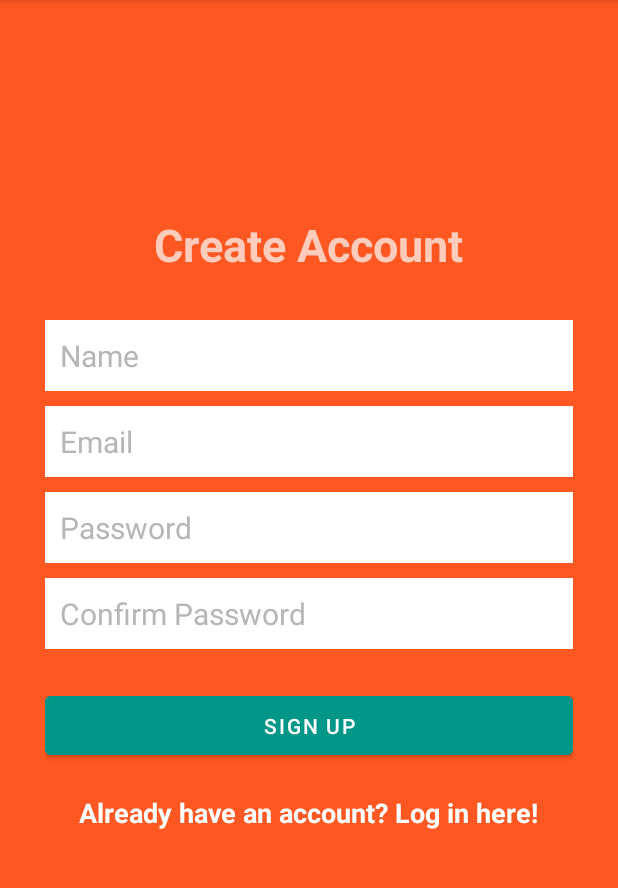
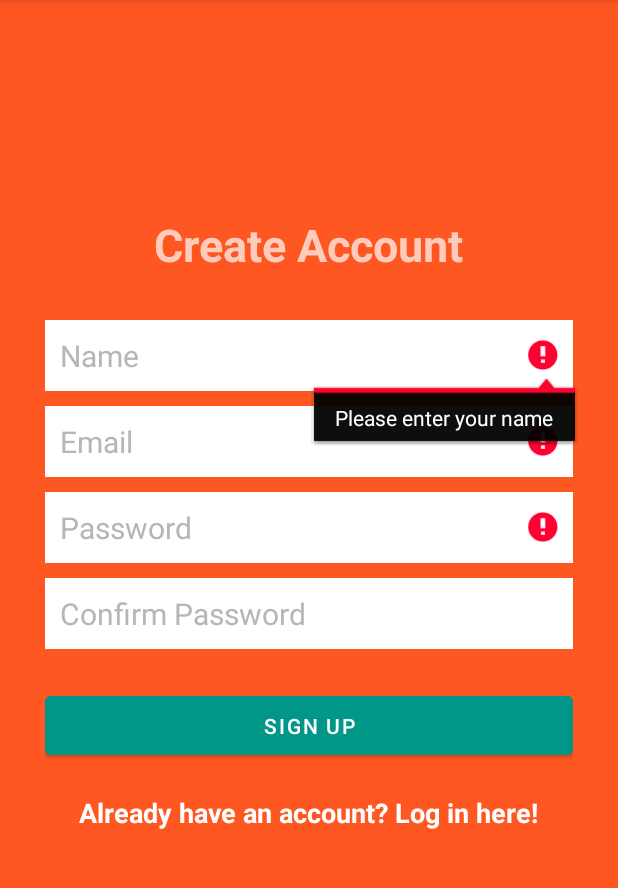
Before and after one commit to lokified/MyRestaurants-app, an Android app: the CreateAccountActivity screen opened directly, with no data from a screen before it, after a tap on "SIGN UP", on a phone screen of 412 x 824 dp, the part 84-972 px from its top. Run offline under Robolectric (Android 15) with nearby library versions, the phone set to English and light mode, and no system bars; our stand-ins replace ButterKnife, Firebase (no records; nobody signed in at launch, a user with empty details on screens opened directly); Roboto replaces fonts that are not available here; 1 statement that could not run was skipped.

Commit message:
add menus and validation to forms

```diff
--- a/app/src/main/AndroidManifest.xml
+++ b/app/src/main/AndroidManifest.xml
@@ -23,8 +23,7 @@
             android:exported="false" />
         <activity
             android:name=".ui.MainActivity"
-            android:exported="true"
-            android:theme="@style/NoActionBarTheme" />
+            android:exported="true"/>
         <activity android:name=".ui.RestaurantsListActivity">
             <meta-data
                 android:name="android.support.PARENT_ACTIVITY"
--- a/app/src/main/java/com/moringaschool/myrestaurants/ui/CreateAccountActivity.java
+++ b/app/src/main/java/com/moringaschool/myrestaurants/ui/CreateAccountActivity.java
@@ -6,12 +6,16 @@ import androidx.appcompat.app.AppCompatActivity;
 import android.content.Intent;
 import android.os.Bundle;
 import android.util.Log;
+import android.util.Patterns;
 import android.view.View;
 import android.widget.Button;
 import android.widget.EditText;
 import android.widget.TextView;
 import android.widget.Toast;
 
+import com.google.android.gms.tasks.OnCompleteListener;
+import com.google.android.gms.tasks.Task;
+import com.google.firebase.auth.AuthResult;
 import com.google.firebase.auth.FirebaseAuth;
 import com.google.firebase.auth.FirebaseUser;
 import com.moringaschool.myrestaurants.R;
@@ -66,15 +70,23 @@ public class CreateAccountActivity extends AppCompatActivity implements View.OnC
         String password = mPasswordEditText.getText().toString();
         String confirmPassword = mConfirmPasswordEditText.getText().toString();
 
+        boolean validEmail = isValidEmail(email);
+        boolean validName = isValidName(name);
+        boolean validPassword = isValidPassword(password, confirmPassword);
+
+        if (!validEmail || !validName || !validPassword) return;
+
         mAuth.createUserWithEmailAndPassword(email,password)
-                .addOnCompleteListener(this, task -> {
-                    if (task.isSuccessful()) {
-                        Log.d(TAG,"Authentication successful");
-                    }
+                .addOnCompleteListener(this, new OnCompleteListener<AuthResult>() {
 
-                    else {
-                        Toast.makeText(CreateAccountActivity.this, "Authentication failed"
-                                , Toast.LENGTH_SHORT).show();
+                    @Override
+                    public void onComplete(@NonNull Task<AuthResult> task) {
+                        if (task.isSuccessful()) {
+                            Log.d(TAG, "Authentication successful");
+                        } else {
+                            Toast.makeText(CreateAccountActivity.this, "Authentication failed"
+                                    , Toast.LENGTH_SHORT).show();
+                        }
                     }
                 });
     }
@@ -108,4 +120,39 @@ public class CreateAccountActivity extends AppCompatActivity implements View.OnC
             mAuth.removeAuthStateListener(mAuthListener);
         }
     }
+
+    //validates login information
+    private boolean isValidEmail(String email) {
+        boolean isGoodEmail = (email != null && Patterns.EMAIL_ADDRESS.matcher(email).matches());
+
+        if (!isGoodEmail) {
+            mEmailEditText.setError("Please enter a valid email address");
+            return false;
+        }
+        return isGoodEmail;
+    }
+
+    private boolean isValidName(String name) {
+        if (name.equals("")) {
+            mNameEditText.setError("Please enter your name");
+            return false;
+        }
+
+        return true;
+    }
+
+    private boolean isValidPassword(String password, String confirmPassword) {
+        if(password.length() < 6) {
+            mPasswordEditText.setError("Please create a password containing at least 6 characters");
+            return false;
+        }
+
+        else if (!password.equals(confirmPassword)) {
+            mPasswordEditText.setError("Passwords do not match");
+            return false;
+        }
+
+        return true;
+
+    }
 }
--- a/app/src/main/res/menu/menu_search.xml
+++ b/app/src/main/res/menu/menu_search.xml
@@ -7,5 +7,5 @@
         android:title="Search"
         android:icon="@drawable/outline_search_white_18dp"
         app:actionViewClass="android.widget.SearchView"
-        app:showAsAction="collapseActionView|ifRoom" />
+        app:showAsAction="collapseActionView|ifRoom"/>
 </menu>
```
Also changed, not shown: app/src/main/java/com/moringaschool/myrestaurants/ui/MainActivity.java (+31 -0 lines), app/src/main/res/menu/menu_main.xml (added, +10 -0 lines).
